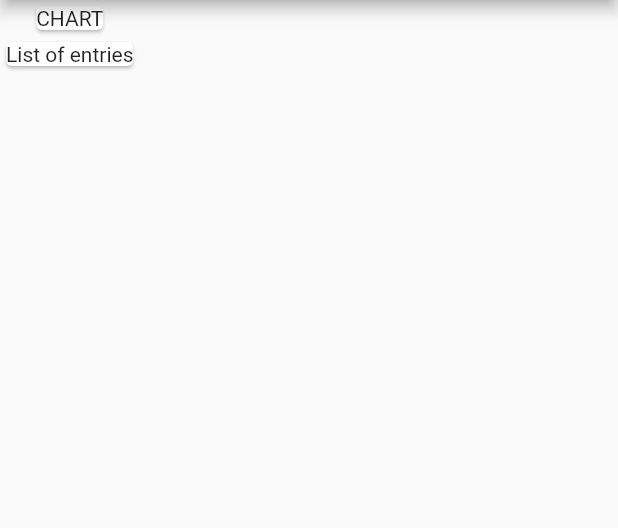
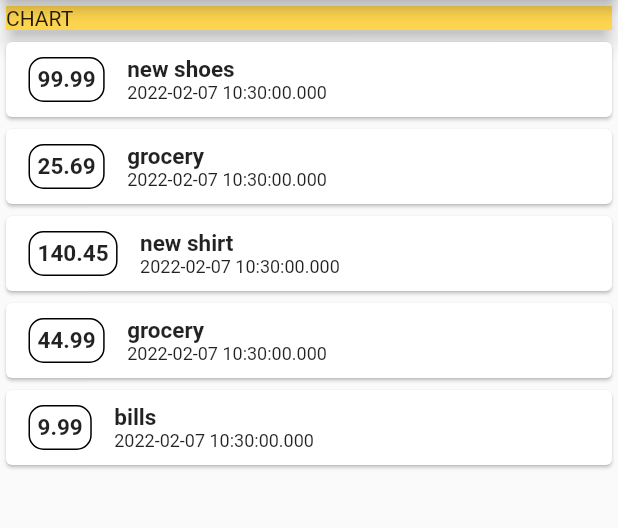
Before and after one commit to bobend212/expenses_flutter, a Flutter app: the screen it shows after launch, on a phone screen of 412 x 824 dp, the part 84-612 px from its top. Run offline on Flutter 3.47's test engine with Material 2 defaults, Android fonts, the phone set to English and light mode, and no system bars.

Commit message:
styling list of expenses

```diff
--- a/lib/main.dart
+++ b/lib/main.dart
@@ -1,5 +1,6 @@
-// ignore_for_file: prefer_const_constructors, use_key_in_widget_constructors, prefer_const_literals_to_create_immutables
+// ignore_for_file: prefer_const_constructors, use_key_in_widget_constructors, prefer_const_literals_to_create_immutables, avoid_unnecessary_containers
 
+import 'package:expenses_app/transaction.dart';
 import 'package:flutter/material.dart';
 
 void main() => runApp(MyApp());
@@ -15,20 +16,70 @@ class MyApp extends StatelessWidget {
 }
 
 class MyHomePage extends StatelessWidget {
+  final List<Transaction> transactions = [
+    Transaction(
+        id: '1', title: 'new shoes', amount: 99.99, date: DateTime.now()),
+    Transaction(id: '2', title: 'grocery', amount: 25.69, date: DateTime.now()),
+    Transaction(
+        id: '3', title: 'new shirt', amount: 140.45, date: DateTime.now()),
+    Transaction(id: '4', title: 'grocery', amount: 44.99, date: DateTime.now()),
+    Transaction(id: '5', title: 'bills', amount: 9.99, date: DateTime.now())
+  ];
+
   @override
   Widget build(BuildContext context) {
     return Scaffold(
       appBar: AppBar(
         title: Text('Expenses App'),
       ),
-      body: Column(children: [
-        Card(
-          child: Text('CHART'),
-        ),
-        Card(
-          child: Text('List of entries'),
-        )
-      ]),
+      body: Column(
+          mainAxisAlignment: MainAxisAlignment.start,
+          crossAxisAlignment: CrossAxisAlignment.stretch,
+          children: [
+            Card(
+              child: Container(
+                child: Text('CHART'),
+                width: double.infinity,
+                color: Colors.amber[300],
+              ),
+              elevation: 5,
+            ),
+            Column(
+              children: transactions.map((transaction) {
+                return Card(
+                  child: Row(
+                    children: [
+                      Container(
+                        margin:
+                            EdgeInsets.symmetric(vertical: 10, horizontal: 15),
+                        decoration: BoxDecoration(
+                            border: Border.all(),
+                            borderRadius: BorderRadius.circular(10)),
+                        padding: EdgeInsets.all(5),
+                        child: Text(transaction.amount.toString(),
+                            style: TextStyle(
+                                fontWeight: FontWeight.bold, fontSize: 15)),
+                      ),
+                      Column(
+                        crossAxisAlignment: CrossAxisAlignment.start,
+                        children: [
+                          Text(
+                            transaction.title,
+                            style: TextStyle(
+                                fontWeight: FontWeight.bold, fontSize: 15),
+                          ),
+                          Text(
+                            transaction.date.toString(),
+                            style: TextStyle(fontSize: 12),
+                          ),
+                        ],
+                      )
+                    ],
+                  ),
+                );
+              }).toList(),
+            )
+          ]),
     );
   }
 }
--- /dev/null
+++ b/lib/transaction.dart
@@ -0,0 +1,12 @@
+class Transaction {
+  String id;
+  String title;
+  double amount;
+  DateTime date;
+
+  Transaction(
+      {required this.id,
+      required this.title,
+      required this.amount,
+      required this.date});
+}
```
